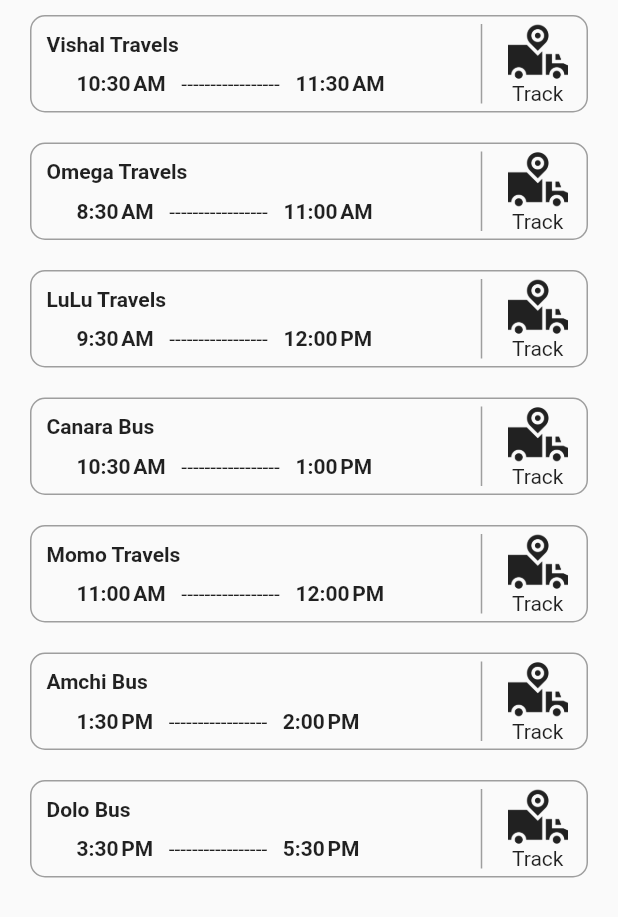
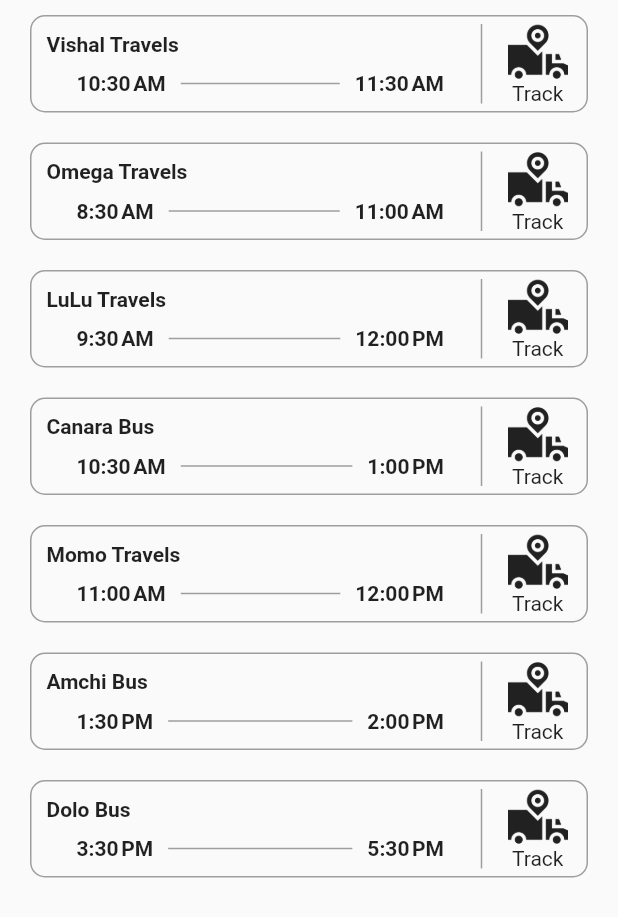
Before and after one commit to Faizy51/Arriv, a Flutter app: the BusList widget shown alone on an empty page, opened directly, on a phone screen of 412 x 824 dp. Shown: the top 917 px of the screen. Run offline on Flutter 3.47's test engine with Material 2 defaults, Android fonts, the phone set to English and light mode, and no system bars; our stand-ins replace cloud_firestore, firebase_auth, flutter_typeahead, qr_flutter; accounts and stored records are empty.

```diff
--- a/lib/views/busList.dart
+++ b/lib/views/busList.dart
@@ -1,4 +1,5 @@
 import 'package:Arriv/models/trips.dart';
+import 'package:Arriv/screens/booking_screen.dart';
 import 'package:flutter/material.dart';
 import 'package:intl/intl.dart';
 
@@ -30,6 +31,11 @@ class BusList extends StatelessWidget {
                 child: Row(
                   children: <Widget>[
                     Expanded(
+                      child: InkWell(
+                        onTap: () {
+                          // Navigator.push(context, MaterialPageRoute(builder: (context) => BookingScreen(user)));
+                        },
+                        splashColor: lightBlue,
                         child: Container(
                           decoration: BoxDecoration(
                             borderRadius:
@@ -43,7 +49,8 @@ class BusList extends StatelessWidget {
                                   padding: EdgeInsets.only(left: 10),
                                   child: Text(
                                     Trip.fetchTrips()[index].busName,
-                                  style: TextStyle(fontWeight: FontWeight.bold),
+                                    style:
+                                        TextStyle(fontWeight: FontWeight.bold),
                                   )),
                               Row(
                                 mainAxisAlignment: MainAxisAlignment.start,
@@ -54,17 +61,29 @@ class BusList extends StatelessWidget {
                                   Text(
                                     DateFormat.jm()
                                         .format(Trip.fetchTrips()[index].start),
-                                  style: TextStyle(fontWeight: FontWeight.bold),
+                                    style:
+                                        TextStyle(fontWeight: FontWeight.bold),
                                   ),
-                                Text('   -----------------   '),
+                                  Expanded(
+                                      child: Divider(
+                                      height: 10,
+                                      thickness: 1,
+                                      indent: 10,
+                                      endIndent: 10,
+                                      color: Colors.grey,
+                                    ),
+                                  ),
                                   Text(
                                     DateFormat.jm()
                                         .format(Trip.fetchTrips()[index].end),
-                                  style: TextStyle(fontWeight: FontWeight.bold),
-                                )
+                                    style:
+                                        TextStyle(fontWeight: FontWeight.bold),
+                                  ),
+                                  SizedBox(width:20)
                                 ],
                               )
                             ],
+                          ),
                         ),
                       ),
                     ),
```
Also changed, not shown: lib/screens/home_screen.dart (+7 -44 lines), lib/screens/login_screen.dart (+4 -7 lines). Lines whose indentation alone changed are shown as unchanged.
